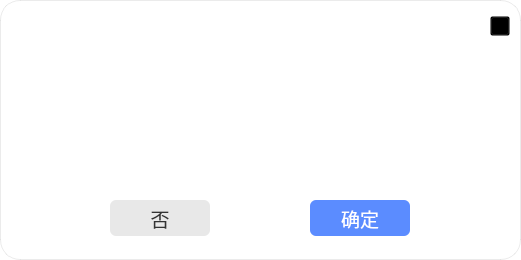
Before: the Qt Designer form ui/tips.ui in zhushizi/BCI_HW_v2, drawn with Qt 5.
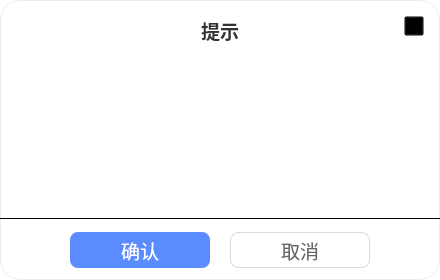
After: the same form once the commit is applied. Icons and pictures are not drawn.

Patch:
```diff
--- a/ui/tips.ui
+++ b/ui/tips.ui
@@ -6,20 +6,20 @@
    <rect>
     <x>0</x>
     <y>0</y>
-    <width>521</width>
-    <height>260</height>
+    <width>440</width>
+    <height>280</height>
    </rect>
   </property>
   <property name="minimumSize">
    <size>
-    <width>521</width>
-    <height>260</height>
+    <width>440</width>
+    <height>280</height>
    </size>
   </property>
   <property name="maximumSize">
    <size>
-    <width>521</width>
-    <height>260</height>
+    <width>440</width>
+    <height>280</height>
    </size>
   </property>
   <property name="windowTitle">
@@ -35,35 +35,33 @@
   <widget class="QLabel" name="label">
    <property name="geometry">
     <rect>
-     <x>1</x>
-     <y>0</y>
-     <width>521</width>
-     <height>51</height>
+     <x>0</x>
+     <y>16</y>
+     <width>440</width>
+     <height>28</height>
     </rect>
    </property>
-   <property name="minimumSize">
-    <size>
-     <width>521</width>
-     <height>39</height>
-    </size>
-   </property>
-   <property name="maximumSize">
-    <size>
-     <width>521</width>
-     <height>390</height>
-    </size>
+   <property name="font">
+    <font>
+     <pointsize>14</pointsize>
+     <weight>75</weight>
+     <bold>true</bold>
+    </font>
    </property>
    <property name="styleSheet">
-    <string notr="true">border-image: url(:/main/pic/main_tips.png);</string>
+    <string notr="true">color: #333333;</string>
    </property>
    <property name="text">
-    <string/>
+    <string>提示</string>
+   </property>
+   <property name="alignment">
+    <set>Qt::AlignCenter</set>
    </property>
   </widget>
   <widget class="QPushButton" name="pushButton_close">
    <property name="geometry">
     <rect>
-     <x>490</x>
+     <x>404</x>
      <y>16</y>
      <width>20</width>
      <height>20</height>
@@ -91,22 +89,22 @@
   <widget class="QLabel" name="label_2">
    <property name="geometry">
     <rect>
-     <x>11</x>
-     <y>9</y>
-     <width>77</width>
-     <height>30</height>
+     <x>192</x>
+     <y>64</y>
+     <width>55</width>
+     <height>55</height>
     </rect>
    </property>
    <property name="minimumSize">
     <size>
-     <width>77</width>
-     <height>30</height>
+     <width>55</width>
+     <height>55</height>
     </size>
    </property>
    <property name="maximumSize">
     <size>
-     <width>77</width>
-     <height>30</height>
+     <width>55</width>
+     <height>55</height>
     </size>
    </property>
    <property name="styleSheet">
@@ -115,26 +113,29 @@
    <property name="text">
     <string/>
    </property>
+   <property name="alignment">
+    <set>Qt::AlignCenter</set>
+   </property>
   </widget>
   <widget class="QLabel" name="label_message">
    <property name="geometry">
     <rect>
-     <x>20</x>
-     <y>60</y>
-     <width>481</width>
-     <height>131</height>
+     <x>30</x>
+     <y>135</y>
+     <width>380</width>
+     <height>70</height>
     </rect>
    </property>
    <property name="minimumSize">
     <size>
-     <width>481</width>
-     <height>80</height>
+     <width>380</width>
+     <height>50</height>
     </size>
    </property>
    <property name="maximumSize">
     <size>
-     <width>481</width>
-     <height>200</height>
+     <width>380</width>
+     <height>120</height>
     </size>
    </property>
    <property name="font">
@@ -143,7 +144,7 @@
     </font>
    </property>
    <property name="styleSheet">
-    <string notr="true">color: #333333; </string>
+    <string notr="true">color: #666666;</string>
    </property>
    <property name="text">
     <string/>
@@ -155,13 +156,13 @@
     <bool>true</bool>
    </property>
   </widget>
-  <widget class="QPushButton" name="pushButton_cancel">
+  <widget class="QFrame" name="line_separator">
    <property name="geometry">
     <rect>
-     <x>110</x>
-     <y>200</y>
-     <width>100</width>
-     <height>36</height>
+     <x>0</x>
+     <y>218</y>
+     <width>440</width>
+     <height>1</height>
     </rect>
    </property>
    <property name="font">
@@ -170,18 +171,21 @@
     </font>
    </property>
    <property name="styleSheet">
-    <string notr="true">background-color: #E8E8E8; color: #333333; border: none; border-radius: 6px;</string>
+    <string notr="true">background-color: rgba(0, 0, 0, 0.06);</string>
    </property>
-   <property name="text">
-    <string>否</string>
+   <property name="frameShape">
+    <enum>QFrame::HLine</enum>
+   </property>
+   <property name="frameShadow">
+    <enum>QFrame::Plain</enum>
    </property>
   </widget>
   <widget class="QPushButton" name="pushButton_confirm">
    <property name="geometry">
     <rect>
-     <x>310</x>
-     <y>200</y>
-     <width>100</width>
+     <x>70</x>
+     <y>232</y>
+     <width>140</width>
      <height>36</height>
     </rect>
    </property>
@@ -191,10 +195,31 @@
     </font>
    </property>
    <property name="styleSheet">
-    <string notr="true">background-color: #5B8CFF; color: #ffffff; border: none; border-radius: 6px;</string>
+    <string notr="true">background-color: #5B8CFF; color: #ffffff; border: none; border-radius: 8px;</string>
    </property>
    <property name="text">
-    <string>确定</string>
+    <string>确认</string>
+   </property>
+  </widget>
+  <widget class="QPushButton" name="pushButton_cancel">
+   <property name="geometry">
+    <rect>
+     <x>230</x>
+     <y>232</y>
+     <width>140</width>
+     <height>36</height>
+    </rect>
+   </property>
+   <property name="font">
+    <font>
+     <pointsize>14</pointsize>
+    </font>
+   </property>
+   <property name="styleSheet">
+    <string notr="true">background-color: #ffffff; color: #666666; border: 1px solid #D9D9D9; border-radius: 8px;</string>
+   </property>
+   <property name="text">
+    <string>取消</string>
    </property>
   </widget>
  </widget>
```
Left out of the diff: 11 changed lines with no effect on the pictures.
